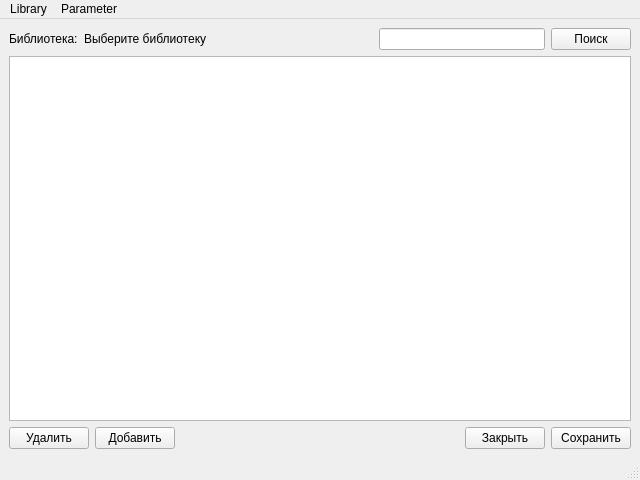
Qt form src/Tsunami/LibraryWindow.ui (maluginp/Tsunami) before a commit.
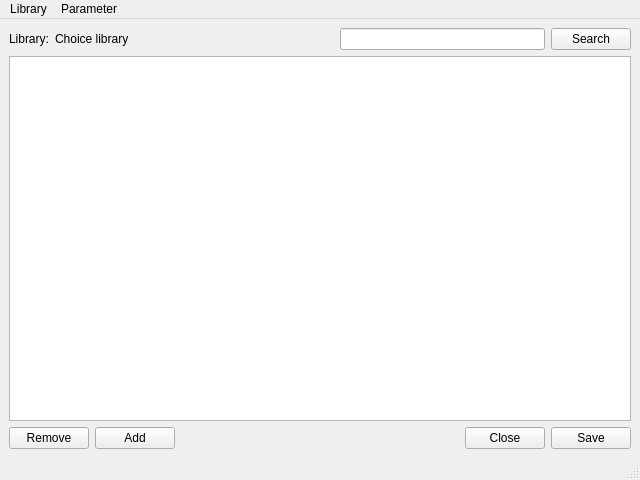
The same form after that commit.

```diff
--- a/src/Tsunami/LibraryWindow.ui
+++ b/src/Tsunami/LibraryWindow.ui
@@ -20,14 +20,14 @@
       <item>
        <widget class="QLabel" name="label">
         <property name="text">
-         <string>Библиотека:</string>
+         <string>Library:</string>
         </property>
        </widget>
       </item>
       <item>
        <widget class="QLabel" name="libraryNameText">
         <property name="text">
-         <string>Выберите библиотеку</string>
+         <string>Choice library</string>
         </property>
        </widget>
       </item>
@@ -50,7 +50,7 @@
       <item>
        <widget class="QPushButton" name="searchButton">
         <property name="text">
-         <string>Поиск</string>
+         <string>Search</string>
         </property>
        </widget>
       </item>
@@ -64,14 +64,14 @@
       <item>
        <widget class="QPushButton" name="removeButton">
         <property name="text">
-         <string>Удалить</string>
+         <string>Remove</string>
         </property>
        </widget>
       </item>
       <item>
        <widget class="QPushButton" name="addButton">
         <property name="text">
-         <string>Добавить</string>
+         <string>Add</string>
         </property>
        </widget>
       </item>
@@ -91,14 +91,14 @@
       <item>
        <widget class="QPushButton" name="closeButton">
         <property name="text">
-         <string>Закрыть</string>
+         <string>Close</string>
         </property>
        </widget>
       </item>
       <item>
        <widget class="QPushButton" name="saveButton">
         <property name="text">
-         <string>Сохранить</string>
+         <string>Save</string>
         </property>
        </widget>
       </item>
```
Left out of the diff: 4 changed lines with no effect on the pictures.
